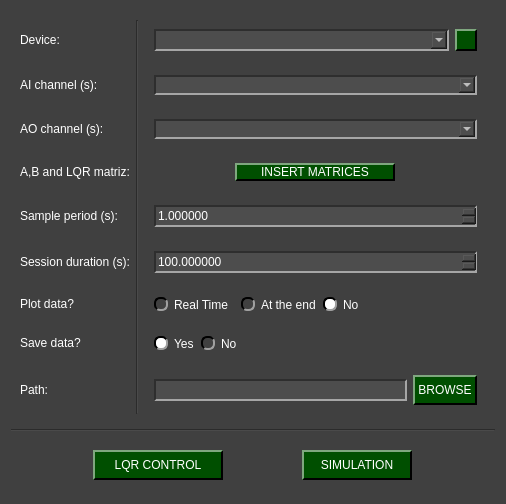
Old version of the form pydaq/uis/PyDAQ_lqr_control_Arduino_widget.ui in the repository viniciusfs14/pydaq.
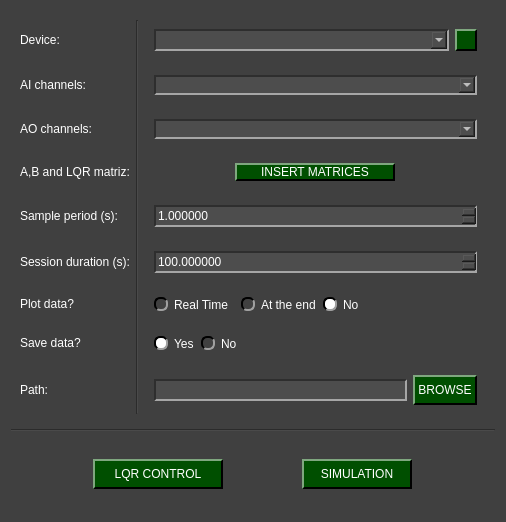
New version of the form. Icons and pictures are not drawn.

```diff
--- a/pydaq/uis/PyDAQ_lqr_control_Arduino_widget.ui
+++ b/pydaq/uis/PyDAQ_lqr_control_Arduino_widget.ui
@@ -7,7 +7,7 @@
     <x>0</x>
     <y>0</y>
     <width>506</width>
-    <height>504</height>
+    <height>522</height>
    </rect>
   </property>
   <property name="windowTitle">
@@ -501,7 +501,7 @@
       <item row="2" column="0">
        <widget class="QLabel" name="label_4">
         <property name="text">
-         <string>AO channel (s):</string>
+         <string>AO channels:</string>
         </property>
        </widget>
       </item>
@@ -641,7 +641,7 @@
       <item row="1" column="0">
        <widget class="QLabel" name="label_3">
         <property name="text">
-         <string>AI channel (s):</string>
+         <string>AI channels:</string>
         </property>
        </widget>
       </item>
```
Left out of the diff: 2 changed lines with no effect on the pictures.
